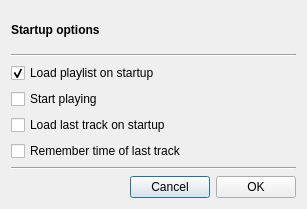
First picture: the form in branches/sayonara-885/src/GUI/startup_dialog/GUI_Startup_Dialog.ui, repository shahid334/sayonara-player, before the edit.
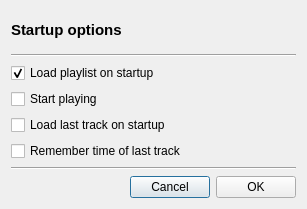
Second picture: the form after the edit.

Diff of the .ui file:
```diff
--- a/branches/sayonara-885/src/GUI/startup_dialog/GUI_Startup_Dialog.ui
+++ b/branches/sayonara-885/src/GUI/startup_dialog/GUI_Startup_Dialog.ui
@@ -69,6 +69,7 @@
     <widget class="QLabel" name="label">
      <property name="font">
       <font>
+       <pointsize>11</pointsize>
        <weight>75</weight>
        <bold>true</bold>
       </font>
```
